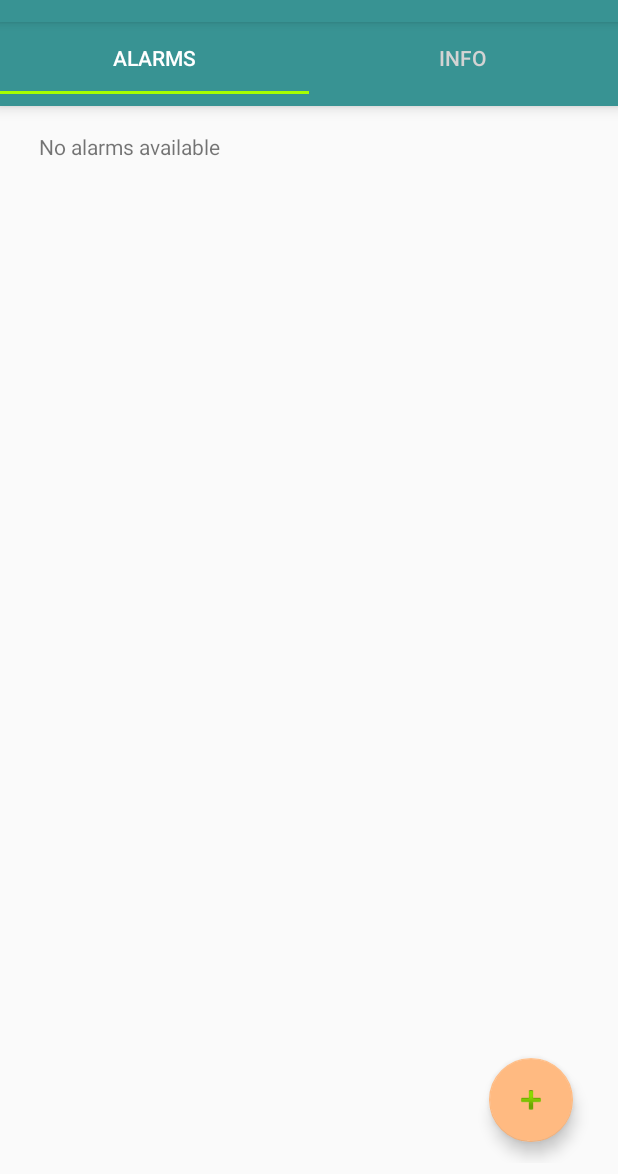
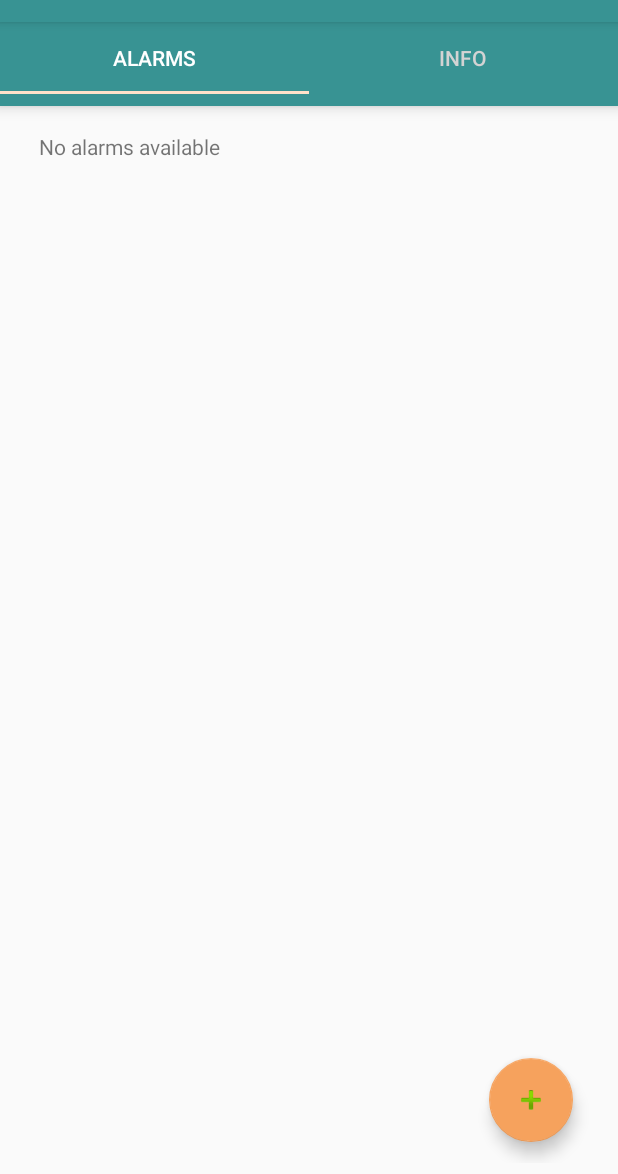
Before and after one commit to Apollina/LitUp, an Android app: the AppActivity screen opened directly, with no data from a screen before it, on a phone screen of 412 x 824 dp, the part 62-1236 px from its top. Run offline under Robolectric (Android 15) with nearby library versions, the phone set to English and light mode, and no system bars.

Commit message:
icons update

```diff
--- a/app/src/main/res/layout/alarm_alert.xml
+++ b/app/src/main/res/layout/alarm_alert.xml
@@ -9,9 +9,10 @@
         android:layout_height="match_parent">
 
         <ImageView
+            android:id="@+id/imageView4"
             android:layout_width="150dp"
             android:layout_height="200dp"
-            android:src="@drawable/running2" />
+            android:src="@drawable/ic_run" />
 
         <ImageView
             android:id="@+id/imageView3"
--- a/app/src/main/res/layout/app_activity.xml
+++ b/app/src/main/res/layout/app_activity.xml
@@ -22,7 +22,7 @@
         android:background="?attr/colorPrimary"
         android:elevation="6dp"
         android:minHeight="?attr/actionBarSize"
-        app:tabIndicatorColor="#a6ff00"
+        app:tabIndicatorColor="#FFE2CA"
         app:tabMode="fixed"
         app:tabSelectedTextColor="#ffffff"
         app:tabTextColor="#d3d3d3" />
--- a/app/src/main/res/values/colors.xml
+++ b/app/src/main/res/values/colors.xml
@@ -2,5 +2,5 @@
 <resources>
     <color name="colorPrimary">#389393</color>
     <color name="colorPrimaryDark">#8BD7D7</color>
-    <color name="colorAccent">#FFBA81</color>
+    <color name="colorAccent">#F6A25D</color>
 </resources>
```
Also changed, not shown: app/src/main/res/layout/alarm_list_row.xml (+8 -9 lines), app/src/main/ic_launcher-web.png (added), app/src/main/res/mipmap-hdpi/ic_launcher.png, app/src/main/res/mipmap-mdpi/ic_launcher.png, app/src/main/res/mipmap-xhdpi/ic_launcher.png, app/src/main/res/mipmap-xxhdpi/ic_launcher.png, app/src/main/res/mipmap-xxxhdpi/ic_launcher.png.
